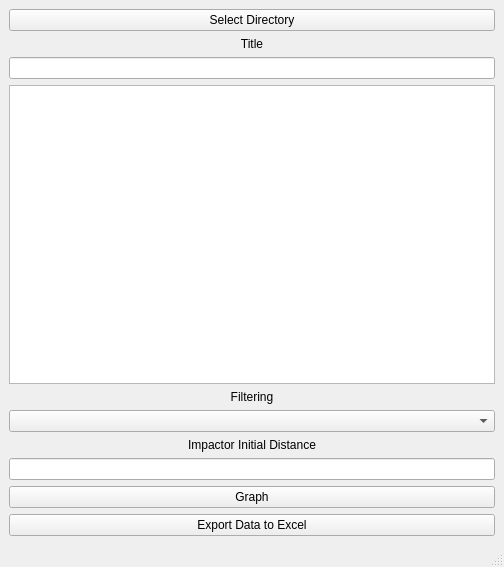
This is LinearReader/Mainwindow.ui in Motorscooter/DataAnalyzer as Qt 5 draws it before an edit. The edited form follows.
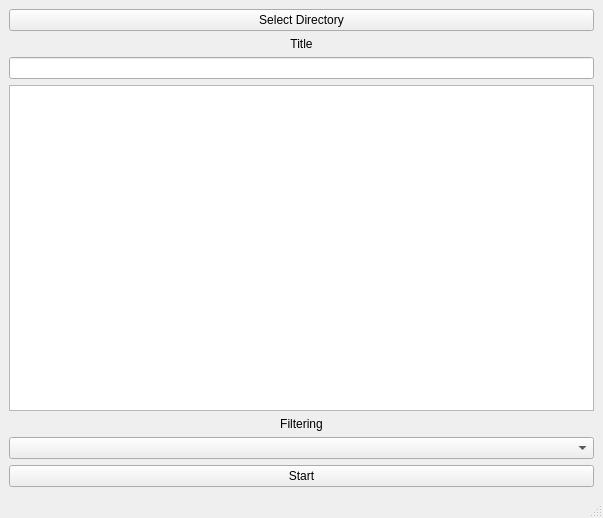
This is the edited form.

What changed in the file:
```diff
--- a/LinearReader/Mainwindow.ui
+++ b/LinearReader/Mainwindow.ui
@@ -6,8 +6,8 @@
    <rect>
     <x>0</x>
     <y>0</y>
-    <width>504</width>
-    <height>567</height>
+    <width>603</width>
+    <height>518</height>
    </rect>
   </property>
   <property name="windowTitle">
@@ -55,30 +55,10 @@
     <item>
      <widget class="QComboBox" name="filterBox"/>
     </item>
-    <item>
-     <widget class="QLabel" name="label_3">
-      <property name="text">
-       <string>Impactor Initial Distance</string>
-      </property>
-      <property name="alignment">
-       <set>Qt::AlignCenter</set>
-      </property>
-     </widget>
-    </item>
-    <item>
-     <widget class="QLineEdit" name="impactDist"/>
-    </item>
     <item>
      <widget class="QPushButton" name="graphbtn">
       <property name="text">
-       <string>Graph</string>
-      </property>
-     </widget>
-    </item>
-    <item>
-     <widget class="QPushButton" name="export_2">
-      <property name="text">
-       <string>Export Data to Excel</string>
+       <string>Start</string>
       </property>
      </widget>
     </item>
```
